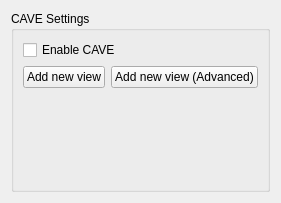
realXtend/tundra, file OgreRenderingModule/CaveSettings.ui: the form before one commit.
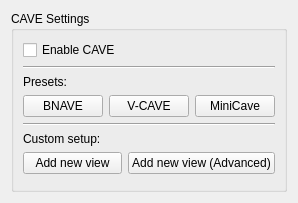
The form after the commit.

Commit message: *CAVE projection calculations redone

What changed in the file:
```diff
--- a/OgreRenderingModule/CaveSettings.ui
+++ b/OgreRenderingModule/CaveSettings.ui
@@ -6,7 +6,7 @@
    <rect>
     <x>0</x>
     <y>0</y>
-    <width>272</width>
+    <width>277</width>
     <height>203</height>
    </rect>
   </property>
@@ -27,6 +27,59 @@
         </property>
        </widget>
       </item>
+      <item>
+       <widget class="Line" name="line_2">
+        <property name="orientation">
+         <enum>Qt::Horizontal</enum>
+        </property>
+       </widget>
+      </item>
+      <item>
+       <widget class="QLabel" name="preset_label">
+        <property name="text">
+         <string>Presets:</string>
+        </property>
+       </widget>
+      </item>
+      <item>
+       <layout class="QHBoxLayout" name="horizontalLayout_2">
+        <item>
+         <widget class="QPushButton" name="bnave_button">
+          <property name="text">
+           <string>BNAVE</string>
+          </property>
+         </widget>
+        </item>
+        <item>
+         <widget class="QPushButton" name="vcave_button">
+          <property name="text">
+           <string>V-CAVE</string>
+          </property>
+         </widget>
+        </item>
+        <item>
+         <widget class="QPushButton" name="minicave_button">
+          <property name="text">
+           <string>MiniCave</string>
+          </property>
+         </widget>
+        </item>
+       </layout>
+      </item>
+      <item>
+       <widget class="Line" name="line">
+        <property name="orientation">
+         <enum>Qt::Horizontal</enum>
+        </property>
+       </widget>
+      </item>
+      <item>
+       <widget class="QLabel" name="label_custom">
+        <property name="text">
+         <string>Custom setup:</string>
+        </property>
+       </widget>
+      </item>
       <item>
        <layout class="QHBoxLayout" name="horizontalLayout">
         <item>
```
The commit also changes 4 other files.
